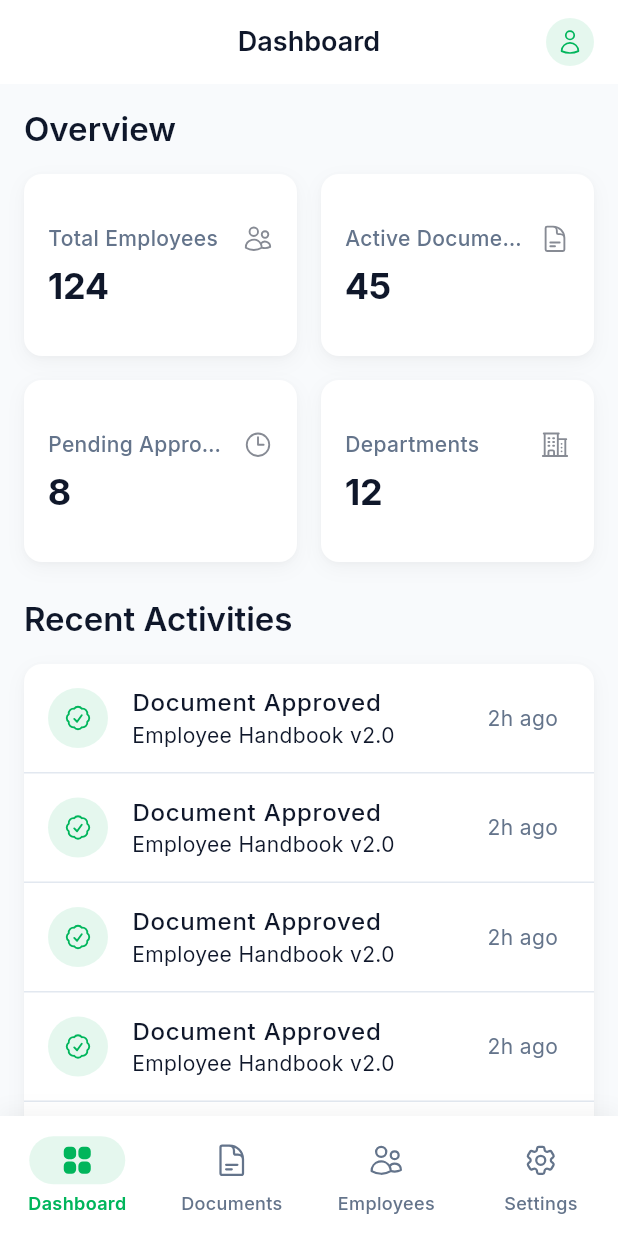
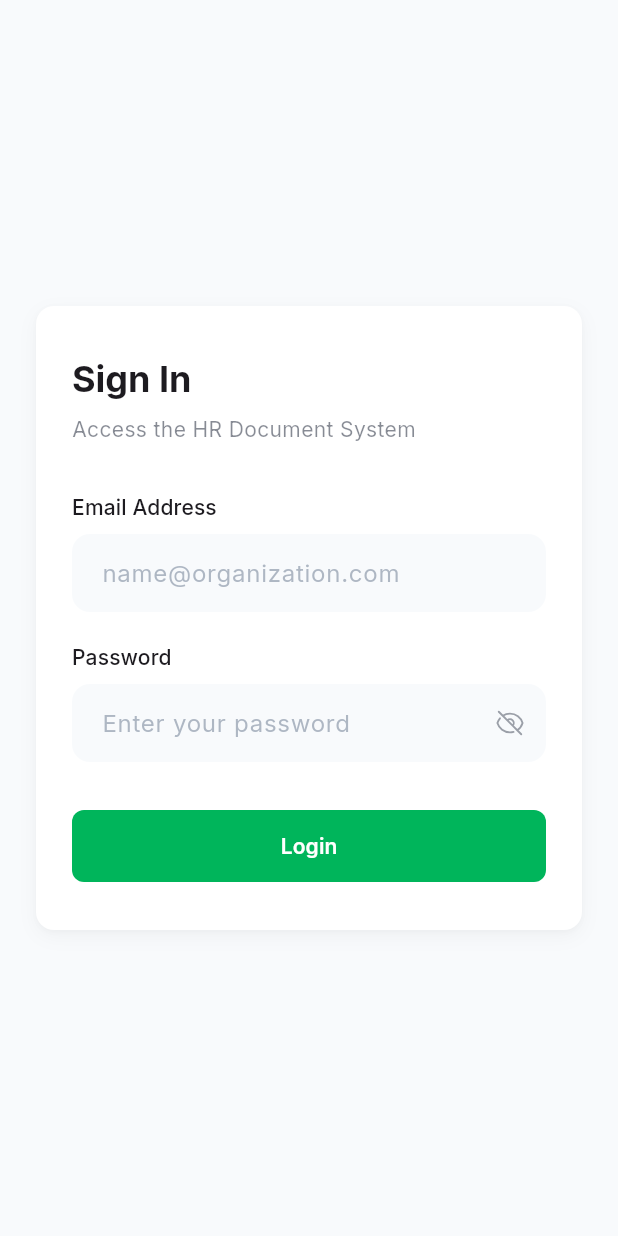
Before and after one commit to RethyLS/digital_docs_hybrid_assignment_frontend, a Flutter app: the screen it shows after launch, on a phone screen of 412 x 824 dp. Run offline on Flutter 3.47's test engine with Material 3 defaults, Android fonts, the phone set to English and light mode, and no system bars; our stand-ins replace flutter_riverpod, go_router, google_fonts, heroicons; generated files the repository leaves out were written again.

Commit message:
Implement Authentication flow, minimal Login UI, and modern input field theming

```diff
--- /dev/null
+++ b/lib/core/auth/auth_provider.dart
@@ -0,0 +1,36 @@
+import 'package:flutter_riverpod/flutter_riverpod.dart';
+
+final authProvider = NotifierProvider<AuthNotifier, bool>(() {
+  return AuthNotifier();
+});
+
+class AuthNotifier extends Notifier<bool> {
+  @override
+  bool build() {
+    return false;
+  }
+
+  void login() {
+    state = true;
+  }
+
+  void logout() {
+    state = false;
+  }
+}
+
+// Persist the initialization state using Notifier for consistency
+final appInitializedProvider = NotifierProvider<AppInitializedNotifier, bool>(() {
+  return AppInitializedNotifier();
+});
+
+class AppInitializedNotifier extends Notifier<bool> {
+  @override
+  bool build() {
+    return false;
+  }
+
+  void setInitialized(bool value) {
+    state = value;
+  }
+}
--- a/lib/core/routing/app_router.dart
+++ b/lib/core/routing/app_router.dart
@@ -1,5 +1,8 @@
 import 'package:flutter/material.dart';
+import 'package:flutter_riverpod/flutter_riverpod.dart';
 import 'package:go_router/go_router.dart';
+import 'package:hybrid_digital_docs_assignment_frontend/core/auth/auth_provider.dart';
+import 'package:hybrid_digital_docs_assignment_frontend/features/auth/screens/login_screen.dart';
 import 'package:hybrid_digital_docs_assignment_frontend/features/dashboard/screens/dashboard_screen.dart';
 import 'package:hybrid_digital_docs_assignment_frontend/features/documents/screens/documents_screen.dart';
 import 'package:hybrid_digital_docs_assignment_frontend/features/employees/screens/employees_screen.dart';
@@ -15,15 +18,50 @@ final GlobalKey<NavigatorState> _documentsNavigatorKey = GlobalKey<NavigatorStat
 final GlobalKey<NavigatorState> _employeesNavigatorKey = GlobalKey<NavigatorState>(debugLabel: 'employeesNav');
 final GlobalKey<NavigatorState> _settingsNavigatorKey = GlobalKey<NavigatorState>(debugLabel: 'settingsNav');
 
-final goRouter = GoRouter(
+final routerProvider = Provider<GoRouter>((ref) {
+  final isAuthenticated = ref.watch(authProvider);
+  final isInitialized = ref.watch(appInitializedProvider);
+
+  return GoRouter(
     navigatorKey: _rootNavigatorKey,
     initialLocation: '/splash',
+    redirect: (context, state) {
+      final isSplash = state.matchedLocation == '/splash';
+      final isLoggingIn = state.matchedLocation == '/login';
+
+      // 1. If not initialized, we MUST be on the splash screen
+      if (!isInitialized) {
+        return isSplash ? null : '/splash';
+      }
+
+      // 2. Once initialized, handle Auth redirection
+
+      // If we've just initialized and are still on splash, decide where to go
+      if (isSplash) {
+        return isAuthenticated ? '/dashboard' : '/login';
+      }
+
+      // Standard Auth Guard
+      if (!isAuthenticated && !isLoggingIn) {
+        return '/login';
+      }
+
+      // Redirect away from login if already authenticated
+      if (isAuthenticated && isLoggingIn) {
+        return '/dashboard';
+      }
+
+      return null;
+    },
     routes: [
       GoRoute(
         path: '/splash',
         builder: (context, state) => const SplashScreen(),
       ),
-    // Define About as a root route so it can be pushed onto the main shell
+      GoRoute(
+        path: '/login',
+        builder: (context, state) => const LoginScreen(),
+      ),
       GoRoute(
         path: '/about',
         builder: (context, state) => const AboutScreen(),
@@ -77,3 +115,4 @@ final goRouter = GoRouter(
       ),
     ],
   );
+});
--- a/lib/core/theme/app_theme.dart
+++ b/lib/core/theme/app_theme.dart
@@ -9,12 +9,14 @@ class AppTheme {
 
   static const Color backgroundLight = Color(0xFFF8FAFC); // Slate 50
   static const Color surfaceLight = Colors.white;
+  static const Color inputFillLight = Color(0xFFF8FAFC); // Matches backgroundLight
   static const Color textPrimaryLight = Color(0xFF0F172A); // Slate 900
   static const Color textSecondaryLight = Color(0xFF64748B); // Slate 500
   static const Color borderLight = Color(0xFFE2E8F0); // Slate 200
 
   static const Color backgroundDark = Color(0xFF020817); // Darkest Slate
   static const Color surfaceDark = Color(0xFF0F172A); // Slate 900
+  static const Color inputFillDark = Color(0xFF020817); // Matches backgroundDark
   static const Color textPrimaryDark = Color(0xFFF8FAFC); // Slate 50
   static const Color textSecondaryDark = Color(0xFF94A3B8); // Slate 400
   static const Color borderDark = Color(0xFF1E293B); // Slate 800
@@ -90,21 +92,21 @@ class AppTheme {
       ),
       inputDecorationTheme: InputDecorationTheme(
         filled: true,
-        fillColor: surfaceLight,
-        contentPadding: const EdgeInsets.symmetric(horizontal: 16, vertical: 12),
+        fillColor: inputFillLight,
+        contentPadding: const EdgeInsets.symmetric(horizontal: 16, vertical: 14),
         border: OutlineInputBorder(
-          borderRadius: BorderRadius.circular(8),
-          borderSide: const BorderSide(color: borderLight),
+          borderRadius: BorderRadius.circular(12),
+          borderSide: BorderSide.none,
         ),
         enabledBorder: OutlineInputBorder(
-          borderRadius: BorderRadius.circular(8),
-          borderSide: const BorderSide(color: borderLight),
+          borderRadius: BorderRadius.circular(12),
+          borderSide: BorderSide.none,
         ),
         focusedBorder: OutlineInputBorder(
-          borderRadius: BorderRadius.circular(8),
-          borderSide: const BorderSide(color: primaryColor, width: 2),
+          borderRadius: BorderRadius.circular(12),
+          borderSide: const BorderSide(color: primaryColor, width: 1.5),
         ),
-        hintStyle: GoogleFonts.inter(color: textSecondaryLight),
+        hintStyle: GoogleFonts.inter(color: textSecondaryLight.withOpacity(0.5)),
       ),
       dividerTheme: const DividerThemeData(
         color: borderLight,
@@ -185,21 +187,21 @@ class AppTheme {
       ),
       inputDecorationTheme: InputDecorationTheme(
         filled: true,
-        fillColor: backgroundDark,
-        contentPadding: const EdgeInsets.symmetric(horizontal: 16, vertical: 12),
+        fillColor: inputFillDark,
+        contentPadding: const EdgeInsets.symmetric(horizontal: 16, vertical: 14),
         border: OutlineInputBorder(
-          borderRadius: BorderRadius.circular(8),
-          borderSide: const BorderSide(color: borderDark),
+          borderRadius: BorderRadius.circular(12),
+          borderSide: BorderSide.none,
         ),
         enabledBorder: OutlineInputBorder(
-          borderRadius: BorderRadius.circular(8),
-          borderSide: const BorderSide(color: borderDark),
+          borderRadius: BorderRadius.circular(12),
+          borderSide: BorderSide.none,
         ),
         focusedBorder: OutlineInputBorder(
-          borderRadius: BorderRadius.circular(8),
-          borderSide: const BorderSide(color: primaryColor, width: 2),
+          borderRadius: BorderRadius.circular(12),
+          borderSide: const BorderSide(color: primaryColor, width: 1.5),
         ),
-        hintStyle: GoogleFonts.inter(color: textSecondaryDark),
+        hintStyle: GoogleFonts.inter(color: textSecondaryDark.withOpacity(0.5)),
       ),
       dividerTheme: const DividerThemeData(
         color: borderDark,
--- /dev/null
+++ b/lib/features/auth/screens/login_screen.dart
@@ -0,0 +1,118 @@
+import 'package:flutter/material.dart';
+import 'package:flutter_riverpod/flutter_riverpod.dart';
+import 'package:heroicons/heroicons.dart';
+import 'package:hybrid_digital_docs_assignment_frontend/core/auth/auth_provider.dart';
+import 'package:hybrid_digital_docs_assignment_frontend/shared/widgets/custom_button.dart';
+import 'package:hybrid_digital_docs_assignment_frontend/shared/widgets/custom_card.dart';
+import 'package:hybrid_digital_docs_assignment_frontend/shared/widgets/custom_text_field.dart';
+
+class LoginScreen extends ConsumerStatefulWidget {
+  const LoginScreen({super.key});
+
+  @override
+  ConsumerState<LoginScreen> createState() => _LoginScreenState();
+}
+
+class _LoginScreenState extends ConsumerState<LoginScreen> {
+  final _emailController = TextEditingController();
+  final _passwordController = TextEditingController();
+  bool _isLoading = false;
+  bool _obscurePassword = true;
+
+  @override
+  void dispose() {
+    _emailController.dispose();
+    _passwordController.dispose();
+    super.dispose();
+  }
+
+  Future<void> _handleLogin() async {
+    setState(() => _isLoading = true);
+
+    // Simulate network delay
+    await Future.delayed(const Duration(seconds: 2));
+
+    if (mounted) {
+      ref.read(authProvider.notifier).login();
+      setState(() => _isLoading = false);
+    }
+  }
+
+  @override
+  Widget build(BuildContext context) {
+    final theme = Theme.of(context);
+
+    return Scaffold(
+      body: Center(
+        child: SingleChildScrollView(
+          padding: const EdgeInsets.symmetric(horizontal: 24.0),
+          child: Column(
+            mainAxisAlignment: MainAxisAlignment.center,
+            children: [
+              // Login Card
+              CustomCard(
+                padding: const EdgeInsets.symmetric(horizontal: 24, vertical: 32),
+                child: Column(
+                  crossAxisAlignment: CrossAxisAlignment.start,
+                  children: [
+                    Text(
+                      'Sign In',
+                      style: theme.textTheme.headlineSmall?.copyWith(
+                        fontWeight: FontWeight.bold,
+                      ),
+                    ),
+                    const SizedBox(height: 8),
+                    Text(
+                      'Access the HR Document System',
+                      style: theme.textTheme.bodyMedium?.copyWith(
+                        color: theme.colorScheme.onSurface.withValues(alpha: 0.5),
+                      ),
+                    ),
+                    const SizedBox(height: 32),
+
+                    // Email Field
+                    CustomTextField(
+                      label: 'Email Address',
+                      hintText: 'name@organization.com',
+                      controller: _emailController,
+                      keyboardType: TextInputType.emailAddress,
+                    ),
+                    const SizedBox(height: 20),
+
+                    // Password Field
+                    CustomTextField(
+                      label: 'Password',
+                      hintText: 'Enter your password',
+                      controller: _passwordController,
+                      obscureText: _obscurePassword,
+                      suffixIcon: IconButton(
+                        icon: HeroIcon(
+                          _obscurePassword ? HeroIcons.eyeSlash : HeroIcons.eye,
+                          size: 20,
+                          color: theme.colorScheme.onSurface.withValues(alpha: 0.4),
+                        ),
+                        onPressed: () {
+                          setState(() {
+                            _obscurePassword = !_obscurePassword;
+                          });
+                        },
+                      ),
+                    ),
+                    const SizedBox(height: 32),
+
+                    // Login Button
+                    CustomButton(
+                      text: 'Login',
+                      onPressed: _handleLogin,
+                      isLoading: _isLoading,
+                    ),
+                  ],
+                ),
+              ),
+            ],
+          ),
+        ),
+      ),
+    );
+  }
+}
--- a/lib/features/settings/screens/settings_screen.dart
+++ b/lib/features/settings/screens/settings_screen.dart
@@ -1,13 +1,15 @@
 import 'package:flutter/material.dart';
+import 'package:flutter_riverpod/flutter_riverpod.dart';
 import 'package:go_router/go_router.dart';
 import 'package:heroicons/heroicons.dart';
+import 'package:hybrid_digital_docs_assignment_frontend/core/auth/auth_provider.dart';
 import 'package:hybrid_digital_docs_assignment_frontend/shared/widgets/custom_card.dart';
 
-class SettingsScreen extends StatelessWidget {
+class SettingsScreen extends ConsumerWidget {
   const SettingsScreen({super.key});
 
   @override
-  Widget build(BuildContext context) {
+  Widget build(BuildContext context, WidgetRef ref) {
     return Scaffold(
       appBar: AppBar(
         title: const Text('Settings'),
@@ -97,7 +99,9 @@ class SettingsScreen extends StatelessWidget {
             Padding(
               padding: const EdgeInsets.symmetric(horizontal: 16),
               child: OutlinedButton.icon(
-                onPressed: () {},
+                onPressed: () {
+                  ref.read(authProvider.notifier).logout();
+                },
                 icon: const HeroIcon(HeroIcons.arrowRightOnRectangle, size: 18),
                 label: const Text('Log Out'),
                 style: OutlinedButton.styleFrom(
--- a/lib/features/splash/screens/splash_screen.dart
+++ b/lib/features/splash/screens/splash_screen.dart
@@ -1,14 +1,16 @@
 import 'package:flutter/material.dart';
+import 'package:flutter_riverpod/flutter_riverpod.dart';
 import 'package:go_router/go_router.dart';
+import 'package:hybrid_digital_docs_assignment_frontend/core/auth/auth_provider.dart';
 
-class SplashScreen extends StatefulWidget {
+class SplashScreen extends ConsumerStatefulWidget {
   const SplashScreen({super.key});
 
   @override
-  State<SplashScreen> createState() => _SplashScreenState();
+  ConsumerState<SplashScreen> createState() => _SplashScreenState();
 }
 
-class _SplashScreenState extends State<SplashScreen> with SingleTickerProviderStateMixin {
+class _SplashScreenState extends ConsumerState<SplashScreen> with SingleTickerProviderStateMixin {
   late AnimationController _controller;
   late Animation<double> _animation;
 
@@ -39,7 +41,8 @@ class _SplashScreenState extends State<SplashScreen> with SingleTickerProviderSt
     await _controller.reverse();
 
     if (mounted) {
-      context.go('/dashboard');
+      // Mark as initialized so the router moves to login/dashboard
+      ref.read(appInitializedProvider.notifier).setInitialized(true);
     }
   }
 
--- a/lib/main.dart
+++ b/lib/main.dart
@@ -18,13 +18,14 @@ class MyApp extends ConsumerWidget {
   @override
   Widget build(BuildContext context, WidgetRef ref) {
     final themeMode = ref.watch(themeProvider);
+    final router = ref.watch(routerProvider);
 
     return MaterialApp.router(
       title: 'HR Document App',
       theme: AppTheme.lightTheme,
       darkTheme: AppTheme.darkTheme,
       themeMode: themeMode,
-      routerConfig: goRouter,
+      routerConfig: router,
       debugShowCheckedModeBanner: false,
     );
   }
```
Lines whose indentation alone changed are shown as unchanged.
